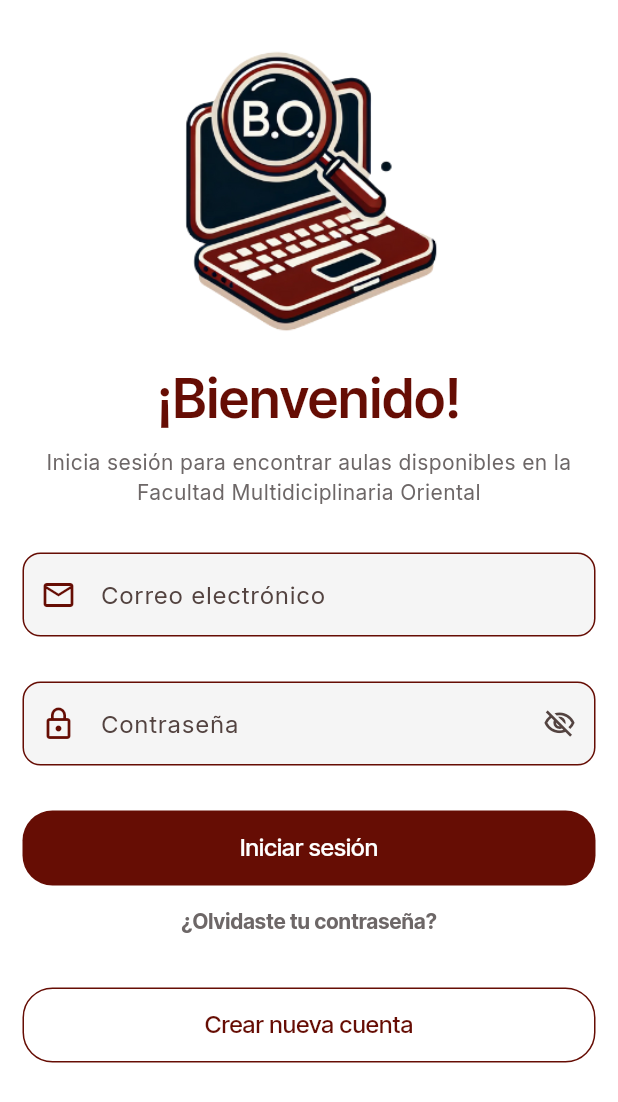
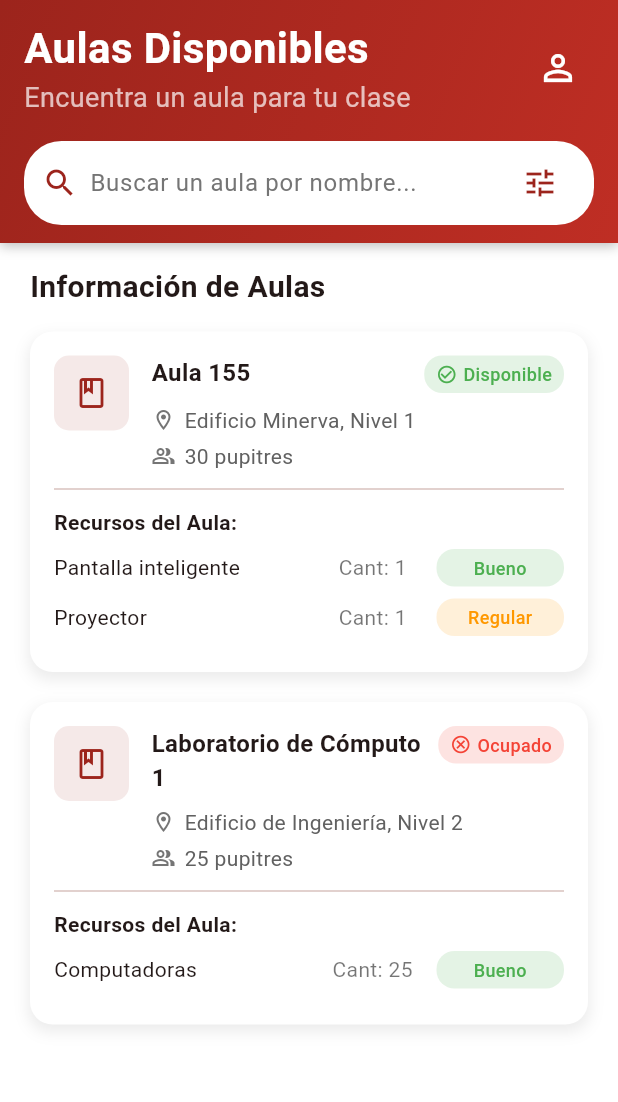
Before and after one commit to DIGP1/proyecto_API_aulas_disponibles, a Flutter app: the screen it shows after launch, on a phone screen of 412 x 824 dp. Shown: the top 1102 px of the screen. Run offline on Flutter 3.47's test engine with Material 3 defaults, Android fonts, the phone set to English and light mode, and no system bars; our stand-ins replace google_fonts; missing offline and left inert: mobile_scanner; accounts and stored records are empty.

Commit message:
Refactor main application structure; add Aula and ClassroomResources models for data handling

```diff
--- a/lib/main.dart
+++ b/lib/main.dart
@@ -1,23 +1,25 @@
-import 'package:aulas_disponibles/presentations/screens/login_screen.dart';
+import 'package:aulas_disponibles/presentations/screens/home.dart';
 import 'package:flutter/material.dart';
 
 void main() {
-  runApp(const MainApp());
+  runApp(const MyApp());
 }
 
-class MainApp extends StatelessWidget {
-  const MainApp({super.key});
+class MyApp extends StatelessWidget {
+  const MyApp({super.key});
 
   @override
   Widget build(BuildContext context) {
     return MaterialApp(
+      title: 'Aulas Disponibles',
       debugShowCheckedModeBanner: false,
-      title: 'Aulas Disponibles',
       theme: ThemeData(
-        colorScheme: ColorScheme.fromSeed(seedColor: const Color(0xFF660D04)),
+        primaryColor: const Color(0xFF9C241C),
+        colorScheme: ColorScheme.fromSeed(seedColor: const Color(0xFF9C241C)),
         useMaterial3: true,
       ),
-      home: const LoginScreen(),
+      // Tu pantalla de inicio va aquí
+      home: const HomeScreen(),
     );
   }
 }
--- /dev/null
+++ b/lib/presentations/models/aula.dart
@@ -0,0 +1,53 @@
+class Aula {
+  final int id;
+  final String codigo;
+  final String nombre;
+  final int capacidadPupitres;
+  final String ubicacion;
+  final String qrCode;
+  final String estado;
+  final String createdAt;
+  final String updatedAt;
+
+  Aula({
+    required this.id,
+    required this.codigo,
+    required this.nombre,
+    required this.capacidadPupitres,
+    required this.ubicacion,
+    required this.qrCode,
+    required this.estado,
+    required this.createdAt,
+    required this.updatedAt,
+  });
+
+  // Método factory para crear una instancia de Aula desde la respuesta JSON
+  factory Aula.fromJson(Map<String, dynamic> json) {
+    return Aula(
+      id: json['id'],
+      codigo: json['codigo'],
+      nombre: json['nombre'],
+      capacidadPupitres: json['capacidad_pupitres'],
+      ubicacion: json['ubicacion'],
+      qrCode: json['qr_code'],
+      estado: json['estado'],
+      createdAt: json['created_at'],
+      updatedAt: json['updated_at'],
+    );
+  }
+
+  // Método para convertir Aula a JSON
+  Map<String, dynamic> toJson() {
+    return {
+      'id': id,
+      'codigo': codigo,
+      'nombre': nombre,
+      'capacidad_pupitres': capacidadPupitres,
+      'ubicacion': ubicacion,
+      'qr_code': qrCode,
+      'estado': estado,
+      'created_at': createdAt,
+      'updated_at': updatedAt,
+    };
+  }
+}
--- /dev/null
+++ b/lib/presentations/models/classroom_resources.dart
@@ -0,0 +1,45 @@
+class ClassroomResources {
+  final String recursoTipoNombre;
+  final int idAula;
+  final String nombreAula;
+  final int recursoCantidad;
+  final int classroomresourcesId;
+  final String estado;
+  final String observaciones;
+
+  ClassroomResources({
+    required this.recursoTipoNombre,
+    required this.idAula,
+    required this.nombreAula,
+    required this.recursoCantidad,
+    required this.classroomresourcesId,
+    required this.estado,
+    required this.observaciones,
+  });
+
+  // Método factory para crear una instancia desde la respuesta JSON
+  factory ClassroomResources.fromJson(Map<String, dynamic> json) {
+    return ClassroomResources(
+      recursoTipoNombre: json['recurso_tipo_nombre'],
+      idAula: json['id_aula'],
+      nombreAula: json['nombre_aula'],
+      recursoCantidad: json['recurso_cantidad'],
+      classroomresourcesId: json['aula_recurso_id'],
+      estado: json['estado'],
+      observaciones: json['observaciones'],
+    );
+  }
+
+  // Método para convertir a JSON
+  Map<String, dynamic> toJson() {
+    return {
+      'recurso_tipo_nombre': recursoTipoNombre,
+      'id_aula': idAula,
+      'nombre_aula': nombreAula,
+      'recurso_cantidad': recursoCantidad,
+      'aula_recurso_id': classroomresourcesId,
+      'estado': estado,
+      'observaciones': observaciones,
+    };
+  }
+}
--- /dev/null
+++ b/lib/presentations/screens/home.dart
@@ -0,0 +1,490 @@
+import 'package:aulas_disponibles/presentations/models/aula.dart';
+import 'package:aulas_disponibles/presentations/models/classroom_resources.dart';
+import 'package:flutter/material.dart';
+
+// --- MODELO COMBINADO PARA LA UI ---
+// Esta clase une un Aula con su lista de recursos para facilitar su manejo en la UI.
+class AulaConRecursos {
+  final Aula aula;
+  final List<ClassroomResources> recursos;
+
+  AulaConRecursos({required this.aula, required this.recursos});
+}
+
+// --- PANTALLA PRINCIPAL ---
+class HomeScreen extends StatelessWidget {
+  const HomeScreen({Key? key}) : super(key: key);
+
+  @override
+  Widget build(BuildContext context) {
+    return const Scaffold(backgroundColor: Colors.white, body: HomeContent());
+  }
+}
+
+// --- CONTENIDO DE LA PANTALLA DE INICIO (PLANTILLA VISUAL) ---
+class HomeContent extends StatefulWidget {
+  const HomeContent({Key? key}) : super(key: key);
+
+  @override
+  State<HomeContent> createState() => _HomeContentState();
+}
+
+class _HomeContentState extends State<HomeContent> {
+  late TextEditingController _searchController;
+
+  // --- LISTA DE DATOS DE PRUEBA ---
+  final List<AulaConRecursos> originalAulas = [
+    AulaConRecursos(
+      aula: Aula(
+        id: 1,
+        codigo: 'AUX155',
+        nombre: 'Aula 155',
+        capacidadPupitres: 30,
+        ubicacion: 'Edificio Minerva, Nivel 1',
+        qrCode: 'QR1',
+        estado: 'disponible',
+        createdAt: '',
+        updatedAt: '',
+      ),
+      recursos: [
+        ClassroomResources(
+          recursoTipoNombre: 'Pantalla inteligente',
+          idAula: 1,
+          nombreAula: 'Aula 155',
+          recursoCantidad: 1,
+          classroomresourcesId: 1,
+          estado: 'bueno',
+          observaciones: 'Buen estado',
+        ),
+        ClassroomResources(
+          recursoTipoNombre: 'Proyector',
+          idAula: 1,
+          nombreAula: 'Aula 155',
+          recursoCantidad: 1,
+          classroomresourcesId: 2,
+          estado: 'regular',
+          observaciones: 'Lámpara con pocas horas de vida',
+        ),
+      ],
+    ),
+    AulaConRecursos(
+      aula: Aula(
+        id: 2,
+        codigo: 'LAB-CS-01',
+        nombre: 'Laboratorio de Cómputo 1',
+        capacidadPupitres: 25,
+        ubicacion: 'Edificio de Ingeniería, Nivel 2',
+        qrCode: 'QR2',
+        estado: 'ocupado',
+        createdAt: '',
+        updatedAt: '',
+      ),
+      recursos: [
+        ClassroomResources(
+          recursoTipoNombre: 'Computadoras',
+          idAula: 2,
+          nombreAula: 'Laboratorio de Cómputo 1',
+          recursoCantidad: 25,
+          classroomresourcesId: 3,
+          estado: 'bueno',
+          observaciones: 'Todas funcionales',
+        ),
+      ],
+    ),
+  ];
+
+  // Lista que se mostrará y se filtrará
+  late List<AulaConRecursos> aulasMostradas;
+
+  @override
+  void initState() {
+    super.initState();
+    _searchController = TextEditingController();
+    aulasMostradas = originalAulas;
+  }
+
+  @override
+  void dispose() {
+    _searchController.dispose();
+    super.dispose();
+  }
+
+  @override
+  Widget build(BuildContext context) {
+    return SafeArea(
+      child: Column(
+        children: [
+          _buildHeader(),
+          Expanded(
+            child: SingleChildScrollView(
+              physics: const AlwaysScrollableScrollPhysics(),
+              child: _buildClassroomList(),
+            ),
+          ),
+        ],
+      ),
+    );
+  }
+
+  Widget _buildHeader() {
+    return Container(
+      padding: const EdgeInsets.symmetric(horizontal: 16, vertical: 12),
+      decoration: const BoxDecoration(
+        gradient: LinearGradient(
+          colors: [Color(0xFF9C241C), Color(0xFFBF2E24)],
+          begin: Alignment.topLeft,
+          end: Alignment.bottomRight,
+        ),
+        boxShadow: [
+          BoxShadow(color: Colors.black26, blurRadius: 6, offset: Offset(0, 2)),
+        ],
+      ),
+      child: Column(
+        children: [
+          Row(
+            mainAxisAlignment: MainAxisAlignment.spaceBetween,
+            children: [
+              const Column(
+                crossAxisAlignment: CrossAxisAlignment.start,
+                children: [
+                  Text(
+                    'Aulas Disponibles',
+                    style: TextStyle(
+                      color: Colors.white,
+                      fontSize: 28,
+                      fontWeight: FontWeight.bold,
+                    ),
+                  ),
+                  Text(
+                    'Encuentra un aula para tu clase',
+                    style: TextStyle(color: Colors.white70, fontSize: 18),
+                  ),
+                ],
+              ),
+              IconButton(
+                icon: const Icon(
+                  Icons.person_outline,
+                  color: Colors.white,
+                  size: 28,
+                ),
+                onPressed: () {
+                  ScaffoldMessenger.of(context).showSnackBar(
+                    const SnackBar(content: Text('Ir a ver perfil...')),
+                  );
+                },
+              ),
+            ],
+          ),
+          const SizedBox(height: 16),
+          Container(
+            padding: const EdgeInsets.symmetric(horizontal: 12, vertical: 4),
+            decoration: BoxDecoration(
+              color: Colors.white,
+              borderRadius: BorderRadius.circular(25),
+            ),
+            child: Row(
+              children: [
+                const Icon(Icons.search, color: Color(0xFF9C241C)),
+                const SizedBox(width: 8),
+                Expanded(
+                  child: TextField(
+                    controller: _searchController,
+                    decoration: InputDecoration(
+                      hintText: 'Buscar un aula por nombre...',
+                      hintStyle: TextStyle(color: Colors.grey[600]),
+                      border: InputBorder.none,
+                    ),
+                    onChanged: (value) {
+                      setState(() {
+                        if (value.isEmpty) {
+                          aulasMostradas = originalAulas;
+                        } else {
+                          aulasMostradas = originalAulas
+                              .where(
+                                (item) => item.aula.nombre
+                                    .toLowerCase()
+                                    .contains(value.toLowerCase()),
+                              )
+                              .toList();
+                        }
+                      });
+                    },
+                  ),
+                ),
+                IconButton(
+                  icon: const Icon(Icons.tune, color: Color(0xFF9C241C)),
+                  onPressed: () {
+                    ScaffoldMessenger.of(context).showSnackBar(
+                      const SnackBar(content: Text('Abrir filtros...')),
+                    );
+                  },
+                ),
+              ],
+            ),
+          ),
+        ],
+      ),
+    );
+  }
+
+  Widget _buildClassroomList() {
+    return Column(
+      crossAxisAlignment: CrossAxisAlignment.start,
+      children: [
+        const Padding(
+          padding: EdgeInsets.fromLTRB(20, 15, 20, 5),
+          child: Text(
+            'Información de Aulas',
+            style: TextStyle(fontSize: 20, fontWeight: FontWeight.bold),
+          ),
+        ),
+        if (aulasMostradas.isEmpty)
+          const Center(
+            child: Padding(
+              padding: EdgeInsets.all(32.0),
+              child: Text('No se encontraron resultados.'),
+            ),
+          )
+        else
+          ListView.builder(
+            shrinkWrap: true,
+            physics: const NeverScrollableScrollPhysics(),
+            itemCount: aulasMostradas.length,
+            itemBuilder: (context, index) {
+              final item = aulasMostradas[index];
+              final aula = item.aula;
+              final recursos = item.recursos;
+
+              return GestureDetector(
+                onTap: () {
+                  print('Tocado el aula: ${aula.nombre}');
+                  ScaffoldMessenger.of(context).showSnackBar(
+                    SnackBar(content: Text('Viendo: ${aula.nombre}')),
+                  );
+                },
+                child: Container(
+                  margin: const EdgeInsets.symmetric(
+                    horizontal: 20,
+                    vertical: 10,
+                  ),
+                  padding: const EdgeInsets.all(16),
+                  decoration: BoxDecoration(
+                    color: Colors.white,
+                    borderRadius: BorderRadius.circular(15),
+                    boxShadow: [
+                      BoxShadow(
+                        color: Colors.grey.withOpacity(0.2),
+                        spreadRadius: 1,
+                        blurRadius: 8,
+                        offset: const Offset(0, 4),
+                      ),
+                    ],
+                  ),
+                  child: Column(
+                    crossAxisAlignment: CrossAxisAlignment.start,
+                    children: [
+                      // --- INFORMACIÓN PRINCIPAL DEL AULA ---
+                      Row(
+                        crossAxisAlignment: CrossAxisAlignment.start,
+                        children: [
+                          Container(
+                            width: 50,
+                            height: 50,
+                            decoration: BoxDecoration(
+                              color: const Color(0xFF9C241C).withOpacity(0.1),
+                              borderRadius: BorderRadius.circular(10),
+                            ),
+                            child: const Icon(
+                              Icons.class_outlined,
+                              color: Color(0xFF9C241C),
+                            ),
+                          ),
+                          const SizedBox(width: 15),
+                          Expanded(
+                            child: Column(
+                              crossAxisAlignment: CrossAxisAlignment.start,
+                              children: [
+                                Row(
+                                  mainAxisAlignment:
+                                      MainAxisAlignment.spaceBetween,
+                                  crossAxisAlignment: CrossAxisAlignment.start,
+                                  children: [
+                                    Expanded(
+                                      child: Text(
+                                        aula.nombre,
+                                        style: const TextStyle(
+                                          fontWeight: FontWeight.bold,
+                                          fontSize: 16,
+                                        ),
+                                      ),
+                                    ),
+                                    const SizedBox(width: 8),
+                                    _buildAulaStatusTag(aula.estado),
+                                  ],
+                                ),
+                                const SizedBox(height: 8),
+                                _buildInfoRow(
+                                  Icons.location_on_outlined,
+                                  aula.ubicacion,
+                                ),
+                                const SizedBox(height: 4),
+                                _buildInfoRow(
+                                  Icons.people_alt_outlined,
+                                  '${aula.capacidadPupitres} pupitres',
+                                ),
+                              ],
+                            ),
+                          ),
+                        ],
+                      ),
+                      const Divider(height: 24, thickness: 1),
+                      // --- LISTA DE RECURSOS DEL AULA ---
+                      const Text(
+                        'Recursos del Aula:',
+                        style: TextStyle(
+                          fontWeight: FontWeight.bold,
+                          fontSize: 14,
+                        ),
+                      ),
+                      const SizedBox(height: 8),
+                      // Construye la lista de recursos para esta aula
+                      ...recursos
+                          .map((recurso) => _buildResourceRow(recurso))
+                          .toList(),
+                    ],
+                  ),
+                ),
+              );
+            },
+          ),
+      ],
+    );
+  }
+
+  // Widget para mostrar una fila de información (icono + texto)
+  Widget _buildInfoRow(IconData icon, String text) {
+    return Row(
+      children: [
+        Icon(icon, size: 16, color: Colors.grey[600]),
+        const SizedBox(width: 6),
+        Expanded(
+          child: Text(
+            text,
+            style: TextStyle(color: Colors.grey[700], fontSize: 14),
+            overflow: TextOverflow.ellipsis,
+          ),
+        ),
+      ],
+    );
+  }
+
+  // Widget para la etiqueta de estado del AULA
+  Widget _buildAulaStatusTag(String status) {
+    Color color;
+    String text;
+    IconData icon;
+
+    switch (status.toLowerCase()) {
+      case 'disponible':
+        color = Colors.green;
+        text = 'Disponible';
+        icon = Icons.check_circle_outline;
+        break;
+      case 'ocupado':
+        color = Colors.red;
+        text = 'Ocupado';
+        icon = Icons.cancel_outlined;
+        break;
+      default:
+        color = Colors.grey;
+        text = 'Desconocido';
+        icon = Icons.help_outline;
+    }
+
+    return Container(
+      padding: const EdgeInsets.symmetric(horizontal: 8, vertical: 4),
+      decoration: BoxDecoration(
+        color: color.withOpacity(0.15),
+        borderRadius: BorderRadius.circular(12),
+      ),
+      child: Row(
+        children: [
+          Icon(icon, color: color, size: 14),
+          const SizedBox(width: 4),
+          Text(
+            text,
+            style: TextStyle(
+              color: color,
+              fontSize: 12,
+              fontWeight: FontWeight.w500,
+            ),
+          ),
+        ],
+      ),
+    );
+  }
+
+  // Widget para mostrar una fila de un recurso específico
+  Widget _buildResourceRow(ClassroomResources recurso) {
+    return Padding(
+      padding: const EdgeInsets.only(bottom: 8.0),
+      child: Row(
+        mainAxisAlignment: MainAxisAlignment.spaceBetween,
+        children: [
+          Expanded(
+            flex: 4,
+            child: Text(
+              recurso.recursoTipoNombre,
+              style: const TextStyle(fontSize: 14),
+              overflow: TextOverflow.ellipsis,
+            ),
+          ),
+          Expanded(
+            flex: 2,
+            child: Text(
+              'Cant: ${recurso.recursoCantidad}',
+              style: const TextStyle(fontSize: 14, color: Colors.black54),
+              textAlign: TextAlign.center,
+            ),
+          ),
+          Expanded(flex: 2, child: _buildStatusTag(recurso.estado)),
+        ],
+      ),
+    );
+  }
+
+  // Widget para la etiqueta de estado del RECURSO
+  Widget _buildStatusTag(String status) {
+    Color color;
+    String text;
+    switch (status.toLowerCase()) {
+      case 'bueno':
+        color = Colors.green;
+        text = 'Bueno';
+        break;
+      case 'regular':
+        color = Colors.orange;
+        text = 'Regular';
+        break;
+      default:
+        color = Colors.red;
+        text = 'Malo';
+    }
+    return Container(
+      padding: const EdgeInsets.symmetric(horizontal: 8, vertical: 4),
+      decoration: BoxDecoration(
+        color: color.withOpacity(0.15),
+        borderRadius: BorderRadius.circular(12),
+      ),
+      child: Text(
+        text,
+        textAlign: TextAlign.center,
+        style: TextStyle(
+          color: color,
+          fontSize: 12,
+          fontWeight: FontWeight.w500,
+        ),
+      ),
+    );
+  }
+}
```
